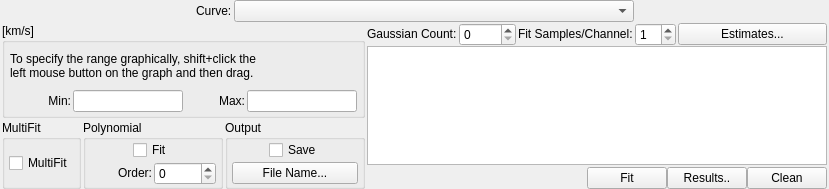
First picture: the form in code/display/QtPlotter/SpecFitSettingsWidgetRadio.ui, repository radio-astro/casa, before the edit.
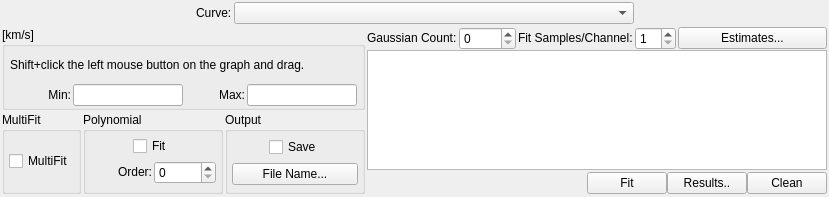
Second picture: the form after the edit.

What changed in the file:
```diff
--- a/code/display/QtPlotter/SpecFitSettingsWidgetRadio.ui
+++ b/code/display/QtPlotter/SpecFitSettingsWidgetRadio.ui
@@ -7,7 +7,7 @@
     <x>0</x>
     <y>0</y>
     <width>829</width>
-    <height>189</height>
+    <height>197</height>
    </rect>
   </property>
   <property name="sizePolicy">
@@ -103,6 +103,12 @@
        </property>
        <item>
         <widget class="QGroupBox" name="rangeGroupBox">
+         <property name="minimumSize">
+          <size>
+           <width>89</width>
+           <height>0</height>
+          </size>
+         </property>
          <property name="toolTip">
           <string>Either type the channel range in directly
 or press the right mouse button down 
@@ -121,18 +127,18 @@
            <number>5</number>
           </property>
           <property name="topMargin">
-           <number>1</number>
+           <number>0</number>
           </property>
           <property name="rightMargin">
            <number>5</number>
           </property>
           <property name="bottomMargin">
-           <number>3</number>
+           <number>1</number>
           </property>
           <item>
            <widget class="QLabel" name="channelDirections">
             <property name="sizePolicy">
-             <sizepolicy hsizetype="Fixed" vsizetype="MinimumExpanding">
+             <sizepolicy hsizetype="Preferred" vsizetype="Preferred">
               <horstretch>0</horstretch>
               <verstretch>0</verstretch>
              </sizepolicy>
@@ -140,18 +146,18 @@
             <property name="minimumSize">
              <size>
               <width>100</width>
-              <height>30</height>
+              <height>10</height>
              </size>
             </property>
             <property name="text">
              <string>&lt;!DOCTYPE HTML PUBLIC &quot;-//W3C//DTD HTML 4.0//EN&quot; &quot;http://www.w3.org/TR/REC-html40/strict.dtd&quot;&gt;
 &lt;html&gt;&lt;head&gt;&lt;meta name=&quot;qrichtext&quot; content=&quot;1&quot; /&gt;&lt;style type=&quot;text/css&quot;&gt;
 p, li { white-space: pre-wrap; }
-&lt;/style&gt;&lt;/head&gt;&lt;body style=&quot; font-family:'Sans Serif'; font-size:9pt; font-weight:400; font-style:normal;&quot;&gt;
-&lt;table style=&quot;-qt-table-type: root; margin-top:4px; margin-bottom:4px; margin-left:4px; margin-right:4px;&quot;&gt;
+&lt;/style&gt;&lt;/head&gt;&lt;body style=&quot; font-family:'Sans Serif'; font-size:10pt; font-weight:400; font-style:normal;&quot;&gt;
+&lt;table border=&quot;0&quot; style=&quot;-qt-table-type: root; margin-top:4px; margin-bottom:4px; margin-left:4px; margin-right:4px;&quot;&gt;
 &lt;tr&gt;
 &lt;td style=&quot;border: none;&quot;&gt;
-&lt;p style=&quot; margin-top:0px; margin-bottom:0px; margin-left:0px; margin-right:0px; -qt-block-indent:0; text-indent:0px;&quot;&gt;&lt;span style=&quot; color:#000000;&quot;&gt;To specify the range graphically, shift+click the &lt;br /&gt;left mouse button on the graph and then drag.&lt;/span&gt;&lt;/p&gt;&lt;/td&gt;&lt;/tr&gt;&lt;/table&gt;&lt;/body&gt;&lt;/html&gt;</string>
+&lt;p style=&quot; margin-top:0px; margin-bottom:0px; margin-left:0px; margin-right:0px; -qt-block-indent:0; text-indent:0px;&quot;&gt;&lt;span style=&quot; font-size:9pt; color:#000000;&quot;&gt;Shift+click the left mouse button on the graph and drag.&lt;/span&gt;&lt;/p&gt;&lt;/td&gt;&lt;/tr&gt;&lt;/table&gt;&lt;/body&gt;&lt;/html&gt;</string>
             </property>
            </widget>
           </item>
@@ -279,6 +285,9 @@
             <property name="bottomMargin">
              <number>1</number>
             </property>
+            <property name="verticalSpacing">
+             <number>1</number>
+            </property>
             <item row="0" column="0">
              <layout class="QHBoxLayout" name="horizontalLayout_4">
               <item>
@@ -349,6 +358,9 @@
             <string>Output</string>
            </property>
            <layout class="QVBoxLayout" name="verticalLayout_3">
+            <property name="spacing">
+             <number>1</number>
+            </property>
             <property name="topMargin">
              <number>0</number>
             </property>
```
